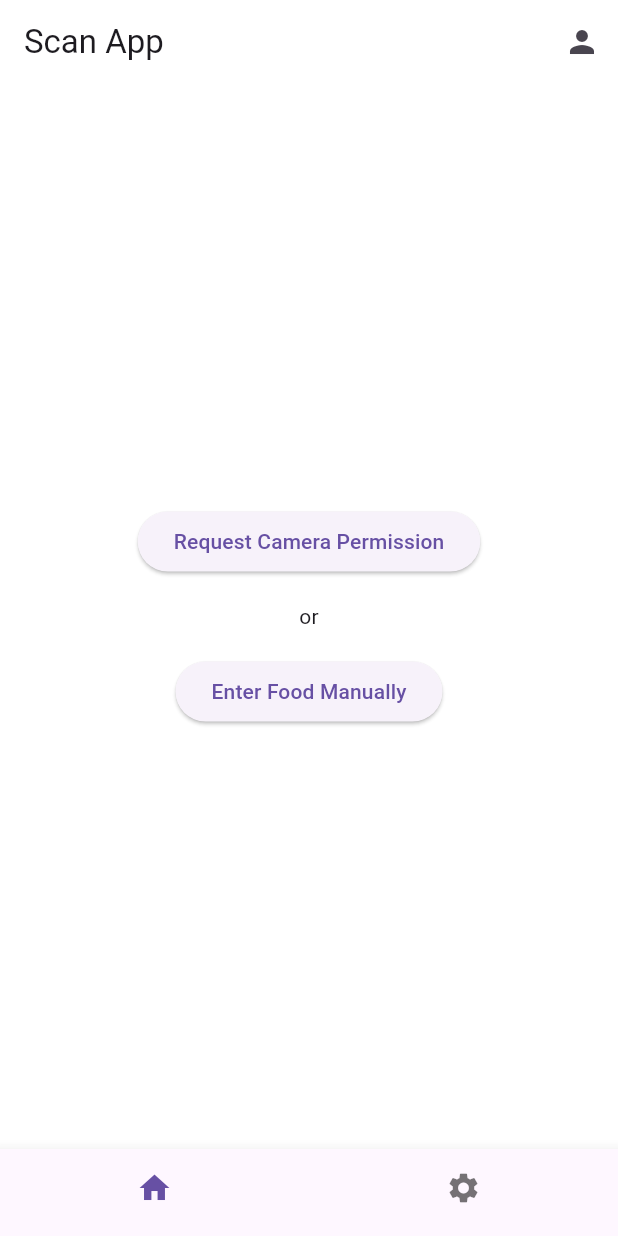
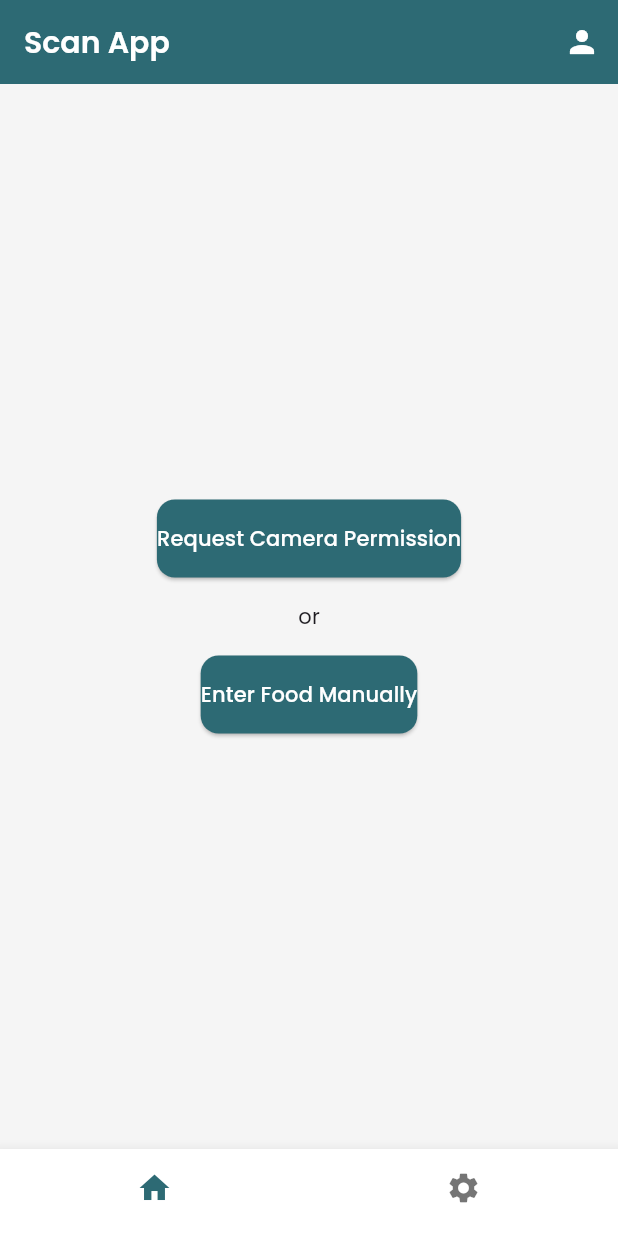
Before and after one commit to mw29/hungry-owl, a Flutter app: the screen it shows after launch, on a phone screen of 412 x 824 dp. Run offline on Flutter 3.47's test engine with Material 3 defaults, Android fonts, the phone set to English and light mode, and no system bars; our stand-ins replace camera, flutter_dotenv, flutter_riverpod, google_fonts, google_generative_ai, sembast.

Commit message:
Update theme in main

```diff
--- a/lib/main.dart
+++ b/lib/main.dart
@@ -1,6 +1,7 @@
 import 'package:flutter/material.dart';
 import 'package:flutter_dotenv/flutter_dotenv.dart';
 import 'package:flutter_riverpod/flutter_riverpod.dart';
+import 'package:google_fonts/google_fonts.dart';
 import 'package:scan_app/providers/user_state.dart';
 import 'package:scan_app/screens/home.dart';
 import 'package:scan_app/services/db.dart';
@@ -18,13 +19,50 @@ class MyApp extends StatelessWidget {
   @override
   Widget build(BuildContext context) {
     userDeletedIgnoreNull = false;
+
+    const primaryColor = Color(0xFF2D6A74);
+    const backgroundColor = Color(0xFFF5F5F5);
+    const accentColor = Color(0xFFF4A261);
+
     return MaterialApp(
       title: 'Food Scanner',
       theme: ThemeData(
-        primarySwatch: Colors.blue,
-        scaffoldBackgroundColor: Colors.white,
-        appBarTheme: const AppBarTheme(
-          backgroundColor: Colors.white,
+        primaryColor: primaryColor,
+        scaffoldBackgroundColor: backgroundColor,
+        colorScheme: const ColorScheme.light(
+          primary: primaryColor,
+          secondary: accentColor,
+        ),
+        textTheme: GoogleFonts.poppinsTextTheme(
+          Theme.of(context).textTheme,
+        ),
+        appBarTheme: AppBarTheme(
+            backgroundColor: primaryColor,
+            titleTextStyle: GoogleFonts.poppins(
+              fontSize: 20,
+              fontWeight: FontWeight.w600,
+              color: Colors.white,
+            ),
+            iconTheme: IconThemeData(
+              color: Colors.white,
+            )),
+        elevatedButtonTheme: ElevatedButtonThemeData(
+          style: ElevatedButton.styleFrom(
+            backgroundColor: primaryColor,
+            foregroundColor: Colors.white,
+            shape: RoundedRectangleBorder(
+              borderRadius: BorderRadius.circular(12),
+            ),
+            padding: const EdgeInsets.symmetric(vertical: 16),
+          ),
+        ),
+        inputDecorationTheme: InputDecorationTheme(
+          border: OutlineInputBorder(
+            borderRadius: BorderRadius.circular(12),
+            borderSide: BorderSide.none,
+          ),
+          filled: true,
+          fillColor: Colors.white,
         ),
       ),
       home: const HomePage(),
--- a/pubspec.yaml
+++ b/pubspec.yaml
@@ -23,6 +23,7 @@ dependencies:
   sembast: ^3.8.5+1
   uuid: ^4.5.1
   path_provider: ^2.1.5
+  google_fonts: ^6.2.1
 
 dev_dependencies:
   flutter_test:
```
Also changed, not shown: pubspec.lock.
